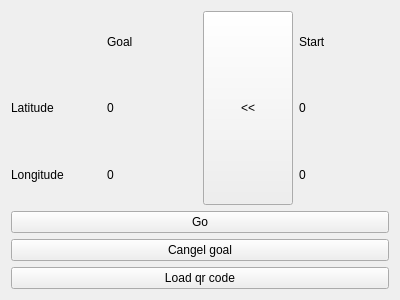
Qt form mrvk_gui/ui/Widgets/MoveBase/MoveBaseControl.ui (MatejBartosovic/mrvk_project) before a commit.
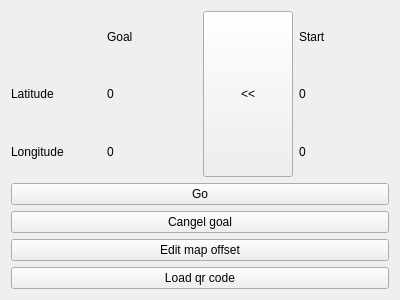
The same form after that commit.

Commit message: Move base basic action client

What changed in the file:
```diff
--- a/mrvk_gui/ui/Widgets/MoveBase/MoveBaseControl.ui
+++ b/mrvk_gui/ui/Widgets/MoveBase/MoveBaseControl.ui
@@ -124,6 +124,13 @@
      </property>
     </widget>
    </item>
+   <item>
+    <widget class="QPushButton" name="mapOffsetButton">
+     <property name="text">
+      <string>Edit map offset</string>
+     </property>
+    </widget>
+   </item>
    <item>
     <widget class="QPushButton" name="loadQrCodeButton">
      <property name="text">
```
The commit also changes 10 other files.
